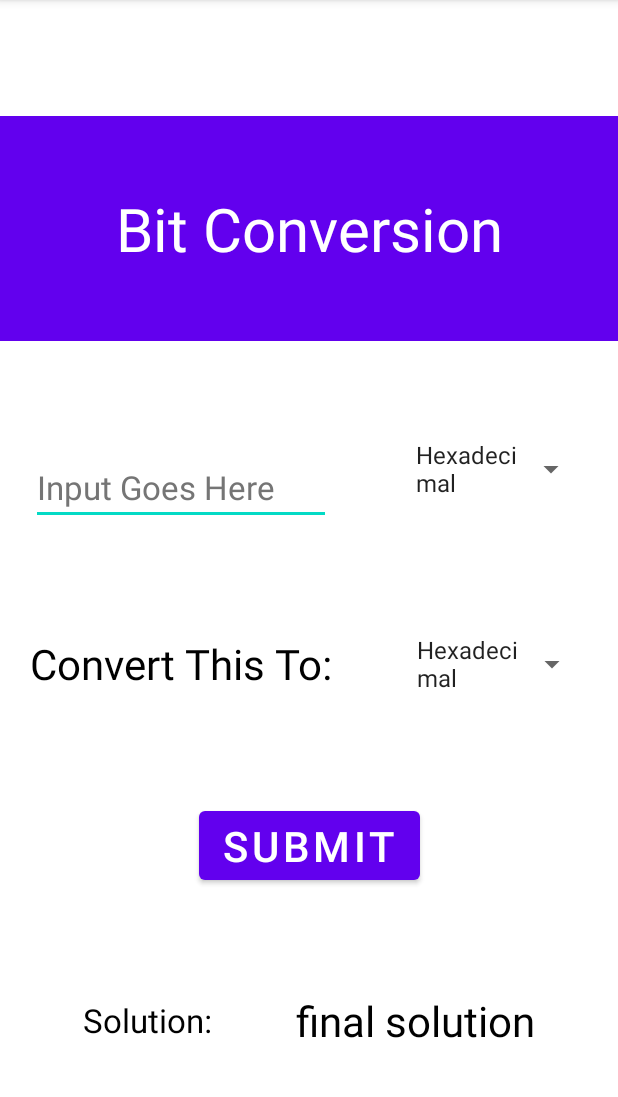
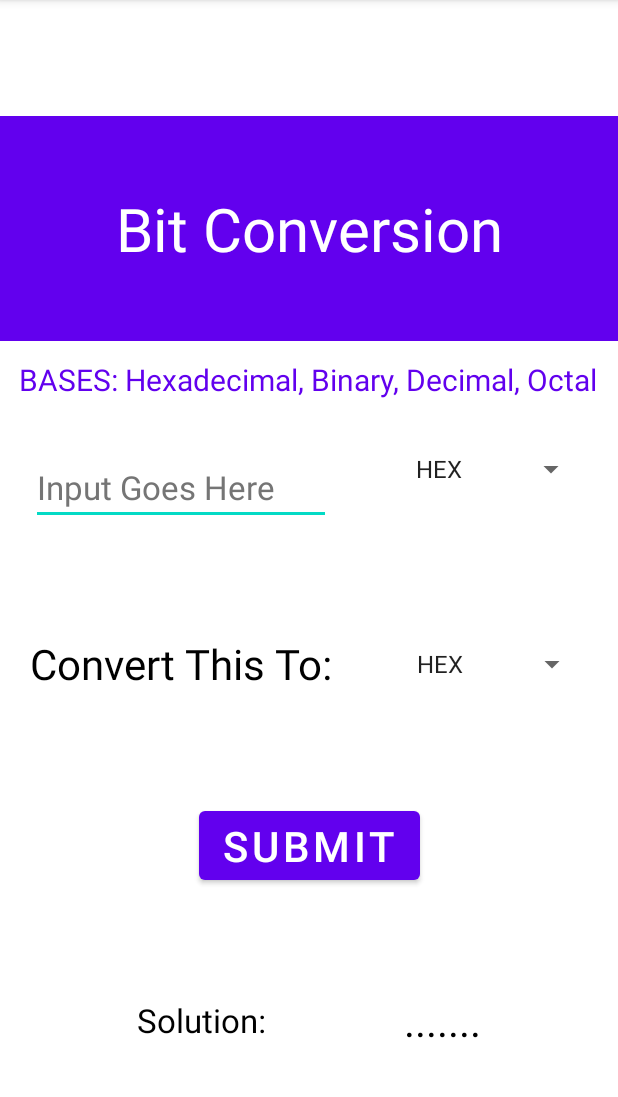
Before and after one commit to JacobGalvez/Mimas-BitCalculator, an Android app: the screen it shows after launch (ConverterActivity), after a tap on "CONVERT", on a phone screen of 412 x 824 dp, the part 84-1181 px from its top. Run offline under Robolectric (Android 15) with nearby library versions, the phone set to English and light mode, and no system bars.

Commit message:
BIT-72 UI Finalized

```diff
--- a/app/src/main/java/com/example/mimas_bitcalc/CalculatorActivity.kt
+++ b/app/src/main/java/com/example/mimas_bitcalc/CalculatorActivity.kt
@@ -43,7 +43,7 @@ class CalculatorActivity : AppCompatActivity() {
         inputText1 = findViewById<View>(R.id.editText1_cal) as EditText
         inputText2 = findViewById<View>(R.id.editText2_cal) as EditText
 
-        val baseOptions = arrayOf("Hexadecimal", "Binary", "Decimal", "Octal")
+        val baseOptions = arrayOf("HEX", "BIN", "DEC", "OCT")
         input1.adapter = ArrayAdapter(this, android.R.layout.simple_list_item_1, baseOptions)
         input2.adapter = ArrayAdapter(this, android.R.layout.simple_list_item_1, baseOptions)
 
@@ -95,7 +95,7 @@ class CalculatorActivity : AppCompatActivity() {
         }
 
         @SuppressLint("SetTextI18n")
-        calculateAnswer.text = "final_solution"
+        calculateAnswer.text = "......"
     }
 
     fun submit(view: View){
--- a/app/src/main/java/com/example/mimas_bitcalc/ConverterActivity.kt
+++ b/app/src/main/java/com/example/mimas_bitcalc/ConverterActivity.kt
@@ -32,7 +32,7 @@ class ConverterActivity : AppCompatActivity() {
         answer = findViewById<View>(R.id.solution) as TextView
         inputText = findViewById<View>(R.id.editText2) as EditText
 
-        val options = arrayOf("Hexadecimal", "Binary", "Decimal", "Octal")
+        val options = arrayOf("HEX", "BIN", "DEC", "OCT")
         input.adapter = ArrayAdapter(this, android.R.layout.simple_list_item_1, options)
         conversionDesired.adapter = ArrayAdapter(this, android.R.layout.simple_list_item_1, options)
 
@@ -74,7 +74,7 @@ class ConverterActivity : AppCompatActivity() {
         }
 
         @SuppressLint("SetTextI18n")
-        answer.text = "final solution"
+        answer.text = "......."
     }
 
     fun submit(view: View) {
--- a/app/src/main/java/com/example/mimas_bitcalc/SetAndGet.kt
+++ b/app/src/main/java/com/example/mimas_bitcalc/SetAndGet.kt
@@ -1,8 +1,8 @@
 package com.example.mimas_bitcalc
 
 class SetAndGet {
-    private var calculatorString = " "
-    private var converterString = " "
+    private var calculatorString = "Nothing done here yet"
+    private var converterString = "Nothing done here yet"
 
     fun getCalculatorString(str: String) {
         this.calculatorString = str
--- a/app/src/main/res/layout/activity_converter.xml
+++ b/app/src/main/res/layout/activity_converter.xml
@@ -84,6 +84,7 @@
         android:layout_width="150dp"
         android:layout_height="wrap_content"
         android:contentDescription="@string/spinner_no_text"
+        android:textSize="16sp"
         android:minHeight="48dp"
         android:padding="20dp"
         app:layout_constraintBottom_toTopOf="@+id/spinner2"
@@ -98,6 +99,7 @@
         android:layout_width="150dp"
         android:layout_height="wrap_content"
         android:contentDescription="@string/spinner_no_text"
+        android:textSize="16sp"
         android:minHeight="48dp"
         android:padding="20dp"
         app:layout_constraintBottom_toTopOf="@+id/btn_submit"
@@ -119,4 +121,17 @@
         app:layout_constraintStart_toEndOf="@+id/Answer_spot"
         app:layout_constraintTop_toBottomOf="@+id/btn_submit" />
 
+    <TextView
+        android:id="@+id/textView5"
+        android:layout_width="wrap_content"
+        android:layout_height="wrap_content"
+        android:layout_marginTop="12dp"
+        android:text="BASES: Hexadecimal, Binary, Decimal, Octal"
+        android:textColor="@color/purple_500"
+        android:textSize="20sp"
+        app:layout_constraintEnd_toEndOf="parent"
+        app:layout_constraintHorizontal_bias="0.476"
+        app:layout_constraintStart_toStartOf="parent"
+        app:layout_constraintTop_toBottomOf="@+id/conversion_title" />
+
 </androidx.constraintlayout.widget.ConstraintLayout>
```
Also changed, not shown: app/src/main/java/com/example/mimas_bitcalc/HistoryActivity.kt (+4 -4 lines), app/src/main/res/layout/activity_calculator.xml (+17 -4 lines), app/src/main/res/layout/activity_history.xml (+11 -9 lines).
